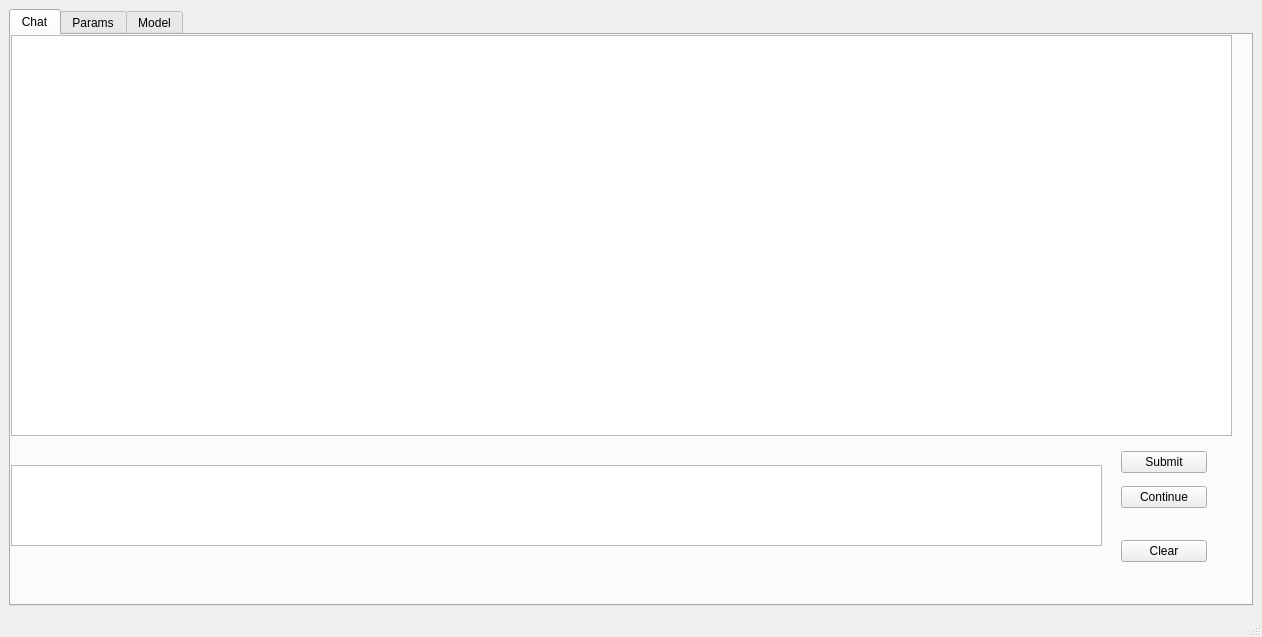
Before: the Qt Designer form src/ui/MainWindow.ui in NutritiousWheat/SimpleLlamaGUI, drawn with Qt 5.
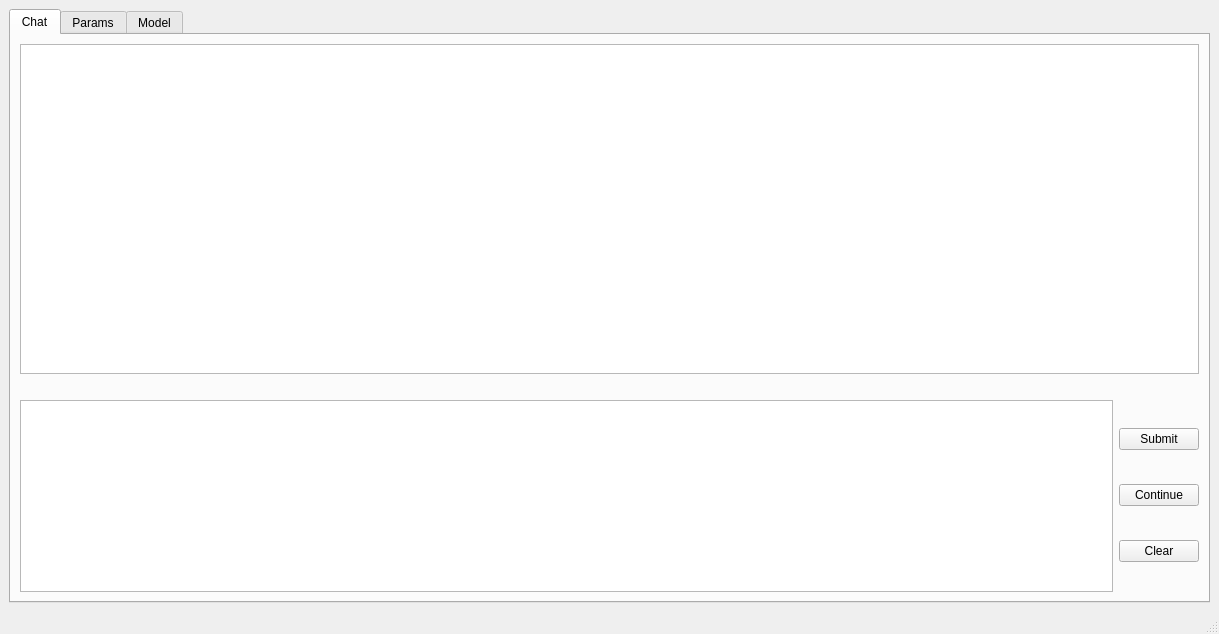
After: the same form once the commit is applied. Custom widgets are drawn as their Qt base class.

Commit message: use layouts for tabs

Patch:
```diff
--- a/src/ui/MainWindow.ui
+++ b/src/ui/MainWindow.ui
@@ -6,8 +6,8 @@
    <rect>
     <x>0</x>
     <y>0</y>
-    <width>1262</width>
-    <height>637</height>
+    <width>1219</width>
+    <height>634</height>
    </rect>
   </property>
   <property name="windowTitle">
@@ -24,35 +24,29 @@
        <attribute name="title">
         <string>Chat</string>
        </attribute>
-       <widget class="QTextBrowser" name="chatBox">
-        <property name="geometry">
-         <rect>
-          <x>0</x>
-          <y>0</y>
-          <width>1221</width>
-          <height>401</height>
-         </rect>
-        </property>
-       </widget>
-       <widget class="QTextEdit" name="promptBox">
-        <property name="geometry">
-         <rect>
-          <x>0</x>
-          <y>430</y>
-          <width>1091</width>
-          <height>81</height>
-         </rect>
-        </property>
-       </widget>
-       <widget class="QWidget" name="verticalLayoutWidget">
-        <property name="geometry">
-         <rect>
-          <x>1110</x>
-          <y>410</y>
-          <width>86</width>
-          <height>125</height>
-         </rect>
-        </property>
+       <layout class="QVBoxLayout" name="verticalLayout_2" stretch="1,0,0">
+        <item>
+         <widget class="QTextBrowser" name="chatBox"/>
+        </item>
+        <item>
+         <spacer name="horizontalSpacer">
+          <property name="orientation">
+           <enum>Qt::Orientation::Horizontal</enum>
+          </property>
+          <property name="sizeHint" stdset="0">
+           <size>
+            <width>40</width>
+            <height>20</height>
+           </size>
+          </property>
+         </spacer>
+        </item>
+        <item>
+         <layout class="QHBoxLayout" name="horizontalLayout">
+          <item>
+           <widget class="QTextEdit" name="promptBox"/>
+          </item>
+          <item>
         <layout class="QVBoxLayout" name="verticalLayout">
          <item>
           <widget class="QPushButton" name="submitButton">
@@ -61,19 +55,6 @@
            </property>
           </widget>
          </item>
-         <item>
-          <spacer name="horizontalSpacer">
-           <property name="orientation">
-            <enum>Qt::Orientation::Horizontal</enum>
-           </property>
-           <property name="sizeHint" stdset="0">
-            <size>
-             <width>1</width>
-             <height>1</height>
-            </size>
-           </property>
-          </spacer>
-         </item>
          <item>
           <widget class="QPushButton" name="continueButton">
            <property name="text">
@@ -81,19 +62,6 @@
            </property>
           </widget>
          </item>
-         <item>
-          <spacer name="horizontalSpacer_2">
-           <property name="orientation">
-            <enum>Qt::Orientation::Horizontal</enum>
-           </property>
-           <property name="sizeHint" stdset="0">
-            <size>
-             <width>40</width>
-             <height>20</height>
-            </size>
-           </property>
-          </spacer>
-         </item>
          <item>
           <widget class="QPushButton" name="clearButton">
            <property name="text">
@@ -102,7 +70,10 @@
           </widget>
          </item>
         </layout>
-       </widget>
+          </item>
+         </layout>
+        </item>
+       </layout>
       </widget>
       <widget class="QWidget" name="tabParams">
        <attribute name="title">
```
Left out of the diff: 105 changed lines with no effect on the pictures. Lines whose indentation alone changed are shown as unchanged.
